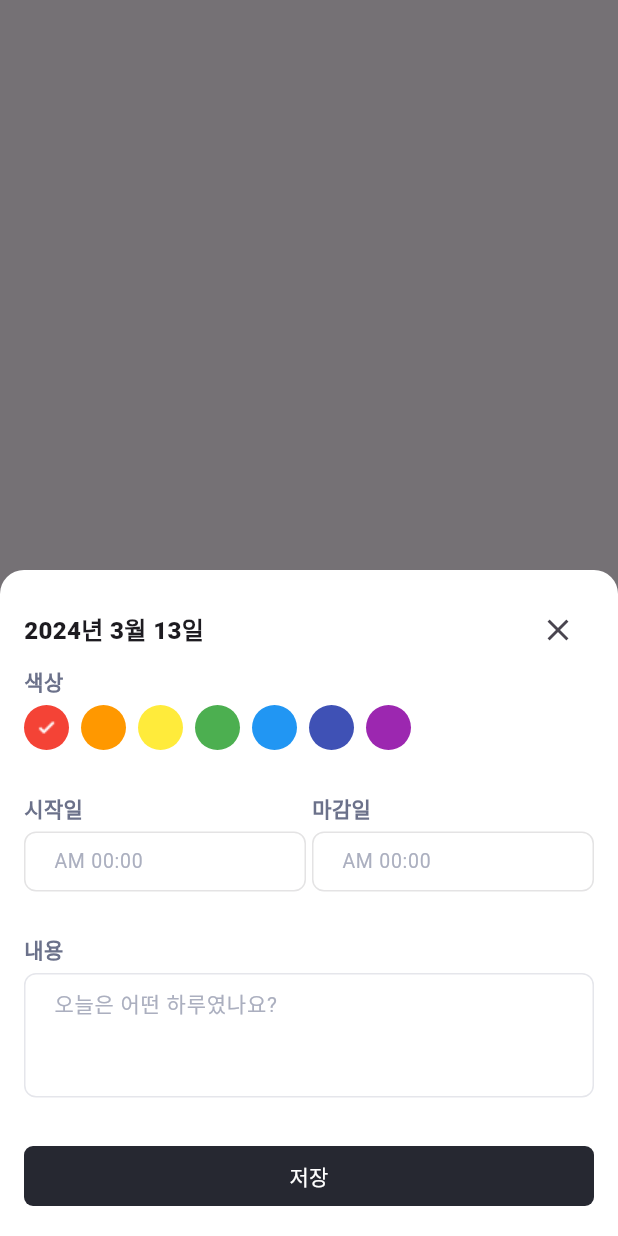
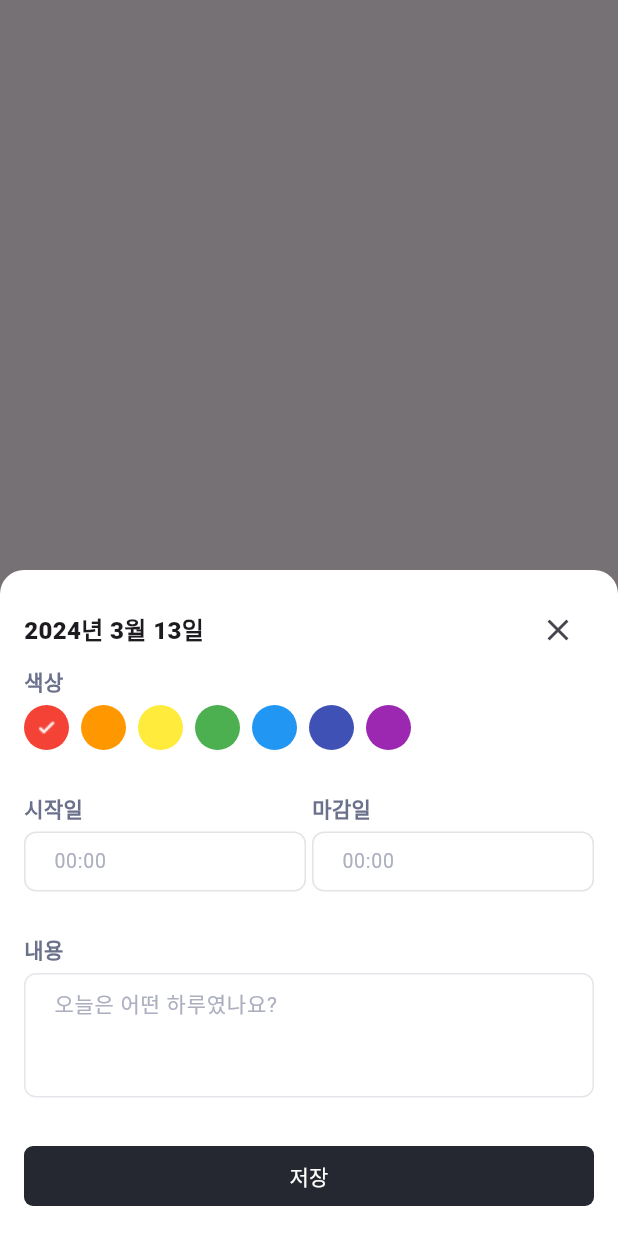
Before and after one commit to torder-raven/calendar_scheduler, a Flutter app: the screen it shows after launch, after a tap on the "add" icon, on a phone screen of 412 x 824 dp. Run offline on Flutter 3.47's test engine with Material 3 defaults, Android fonts, the phone set to English and light mode, and no system bars; our stand-ins replace drift; missing offline and left inert: dart:ffi; accounts and stored records are empty; generated files the repository leaves out were written again; Roboto replaces fonts that are missing (Pretendard).

Commit message:
feat: 타임피커 기능 구현

```diff
--- a/lib/presentation/screen/component/schedule_register_bottom_sheet.dart
+++ b/lib/presentation/screen/component/schedule_register_bottom_sheet.dart
@@ -13,10 +13,12 @@ class ScheduleRegisterBottomSheet extends StatefulWidget {
   const ScheduleRegisterBottomSheet({super.key, required this.selectedDate});
 
   @override
-  State<ScheduleRegisterBottomSheet> createState() => _ScheduleRegisterBottomSheetState();
+  State<ScheduleRegisterBottomSheet> createState() =>
+      _ScheduleRegisterBottomSheetState();
 }
 
-class _ScheduleRegisterBottomSheetState extends State<ScheduleRegisterBottomSheet> {
+class _ScheduleRegisterBottomSheetState
+    extends State<ScheduleRegisterBottomSheet> {
   int selectedColorId = ColorResource.selectorColors[0].value;
 
   @override
@@ -37,11 +39,14 @@ class _ScheduleRegisterBottomSheetState extends State<ScheduleRegisterBottomShee
               _BottomSheetHeader(
                 selectedDate: widget.selectedDate,
               ),
-              ColorSelectionField(selectedColorId: selectedColorId, colorIdSetter: (int id) {
-                setState(() {
-                   selectedColorId = id;
-                });
-              },),
+              ColorSelectionField(
+                selectedColorId: selectedColorId,
+                colorIdSetter: (int id) {
+                  setState(() {
+                    selectedColorId = id;
+                  });
+                },
+              ),
               Spacer(),
               _TimeInputRenderer(),
               Spacer(),
@@ -57,6 +62,7 @@ class _ScheduleRegisterBottomSheetState extends State<ScheduleRegisterBottomShee
 }
 
 typedef ColorIdSetter = void Function(int id);
+typedef TimeSetter = void Function(int time);
 
 class _BottomSheetHeader extends StatelessWidget {
   final DateTime selectedDate;
@@ -82,7 +88,14 @@ class _BottomSheetHeader extends StatelessWidget {
   }
 }
 
-class _TimeInputRenderer extends StatelessWidget {
+class _TimeInputRenderer extends StatefulWidget {
+  @override
+  State<_TimeInputRenderer> createState() => _TimeInputRendererState();
+}
+
+class _TimeInputRendererState extends State<_TimeInputRenderer> {
+  int selectedTime = 0;
+
   @override
   Widget build(BuildContext context) {
     return Row(
@@ -90,14 +103,24 @@ class _TimeInputRenderer extends StatelessWidget {
         Expanded(
           child: TimeInputField(
             selectedTimeType: Strings.LABEL_START_TIME,
+            timeSetter: (int time) {
+              setState(() {
+                selectedTime = time;
+              });
+            },
           ),
         ),
         SizedBox(width: 4.0),
         Expanded(
           child: TimeInputField(
             selectedTimeType: Strings.LABEL_END_TIME,
+            timeSetter: (int time) {
+              setState(() {
+                selectedTime = time;
+              });
+            },
           ),
-        ),
+        )
       ],
     );
   }
--- a/lib/presentation/screen/component/time_input_field.dart
+++ b/lib/presentation/screen/component/time_input_field.dart
@@ -1,17 +1,24 @@
+import 'package:calendar_scheduler/presentation/extension.dart';
+import 'package:calendar_scheduler/presentation/screen/component/schedule_register_bottom_sheet.dart';
+import 'package:flutter/cupertino.dart';
 import 'package:flutter/material.dart';
 
 import '../../const/colors.dart';
 
-
 class TimeInputField extends StatefulWidget {
   final String selectedTimeType;
-  const TimeInputField({super.key, required this.selectedTimeType});
+  final TimeSetter timeSetter;
+  TimeInputField(
+      {super.key, required this.selectedTimeType, required this.timeSetter});
 
   @override
   State<TimeInputField> createState() => _TimeInputFieldState();
 }
 
 class _TimeInputFieldState extends State<TimeInputField> {
+  int selectedTime = 0;
+  TextEditingController _textEditingController = TextEditingController();
+
   TextStyle textStyle = const TextStyle(
       color: ColorResource.INPUT_TEXT_FIELD_FILL_COLOR,
       fontWeight: FontWeight.w400,
@@ -40,7 +47,35 @@ class _TimeInputFieldState extends State<TimeInputField> {
         SizedBox(
           height: 6.0,
         ),
-        TextField(
+        GestureDetector(
+          onTap: () {
+            showCupertinoDialog(
+              context: context,
+              barrierDismissible: true,
+              builder: (BuildContext context) {
+                return Align(
+                  alignment: Alignment.center,
+                  child: Container(
+                    color: Colors.white,
+                    height: 300.0,
+                    child: CupertinoDatePicker(
+                      mode: CupertinoDatePickerMode.time,
+                      onDateTimeChanged: (DateTime date) {
+                        setState(() {
+                          int totalTime = (date.hour * 60) + date.minute;
+                          selectedTime = totalTime;
+                          _textEditingController.text =
+                              totalTime.intTimeToTimeString();
+                        });
+                      },
+                    ),
+                  ),
+                );
+              },
+            );
+          },
+          child: TextField(
+            controller: _textEditingController,
             enabled: false,
             cursorColor: Colors.grey,
             style: textStyle,
@@ -51,13 +86,19 @@ class _TimeInputFieldState extends State<TimeInputField> {
                   EdgeInsets.symmetric(horizontal: 16.0, vertical: 10.0),
               filled: false,
               fillColor: Colors.white,
-            hintText: "AM 00:00",
+              hintText: "00:00",
               hintStyle: textStyle.copyWith(
                 color: ColorResource.INPUT_TEXT_FIELD_HINT_COLOR,
+              ),
             ),
           ),
         ),
       ],
     );
   }
+
+  @override
+  void dispose() {
+    _textEditingController.removeListener;
   }
+}
```
Lines whose indentation alone changed are shown as unchanged.
